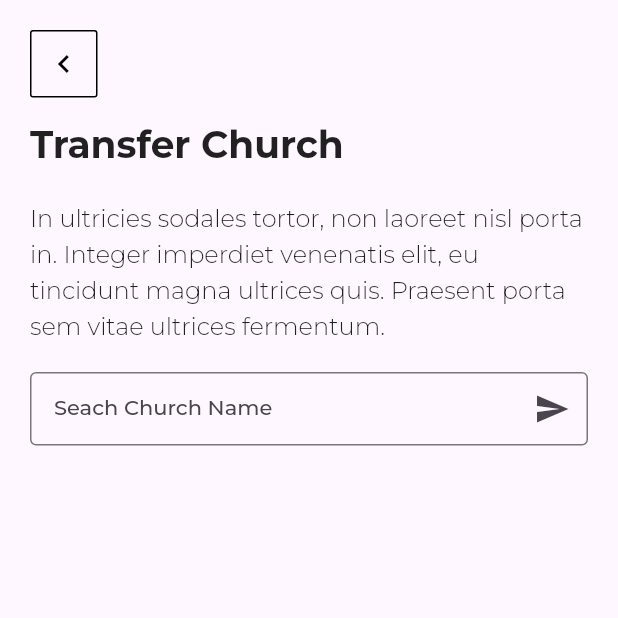
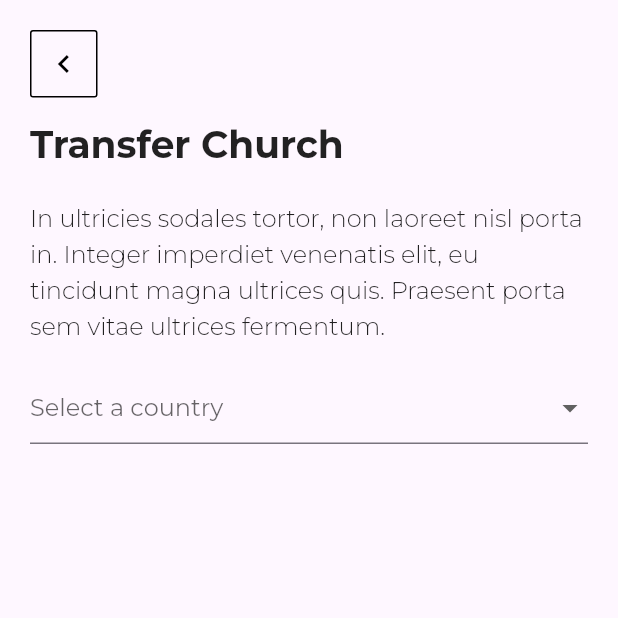
Before and after one commit to talhaK799/chuch-app, a Flutter app: the MemberTransferPage screen opened by its route, on a phone screen of 412 x 824 dp, the top half of it. Run offline on Flutter 3.47's test engine with Material 2 defaults, Android fonts, the phone set to English and light mode, and no system bars; our stand-ins replace cloud_firestore, cloud_functions, device_info_plus, dropdown_search, firebase_auth, firebase_core and 15 more; missing offline and left inert: flutter_quill, google_place, hasura_connect, qr_code_scanner; accounts and stored records are empty; network calls fail; statements that could not run were skipped.

```diff
--- a/lib/api/announcement.dart
+++ b/lib/api/announcement.dart
@@ -20,6 +20,7 @@ class AnnouncementAPI {
         }
       }
     """;
+
 
     Map<String, dynamic> variables = {
       "id": profileApi.selectedChurchId,
--- /dev/null
+++ b/lib/api/search_facilities.dart
@@ -0,0 +1,52 @@
+import 'dart:convert';
+
+import '../models/facility.dart';
+import '../services/hasura.dart';
+
+class SearchFacilities {
+  final HasuraService hasura = HasuraService.to;
+  Future<dynamic> fetchFacilities(String country) async {
+    String query = """
+
+  query MyQuery(\$country: String!) {
+  facility(where: {country: {_eq: \$country}}) {
+    id
+    address
+    country
+    created_at
+    description
+    }
+  }
+  """;
+
+    Map<String, String> variables = {
+      "country": country,
+    };
+
+    try {
+      print(query);
+      print(variables);
+      var result = await hasura.hasuraQuery(query, variables);
+      print(result);
+      var data = json.decode(result);
+      var facilityData = data['data']['facility'];
+      Facility facility = Facility.fromJson(facilityData[0]);
+      print('Facility ID: ${facility.id}');
+
+      return result["data"]["facility"];
+      // List<Facility> facilities = (res['data']['facility'] as List)
+      //     .map((facilityJson) => Facility.fromJson(facilityJson))
+      //     .toList();
+      // log("AA: ${facilities.}");
+      // return facilities;
+
+      // if (result != null && !result.hasException) {
+      //   return result.data['facility'];
+      // } else {
+      //   throw Exception("Error fetching facilities");
+      // }
+    } catch (error) {
+      throw Exception("Error fetching facilities: $error");
+    }
+  }
+}
--- /dev/null
+++ b/lib/models/facility.dart
@@ -0,0 +1,39 @@
+import 'dart:convert';
+
+class Facility {
+  final String id;
+  final String address;
+  final String country;
+  final DateTime createdAt;
+  final String description;
+
+  Facility({
+    required this.id,
+    required this.address,
+    required this.country,
+    required this.createdAt,
+    required this.description,
+  });
+
+  Map<String, dynamic> toMap() {
+    return {
+      'id': id,
+      'address': address,
+      'country': country,
+      'created_at': createdAt.toIso8601String(),
+      'description': description,
+    };
+  }
+
+  static Facility fromJson(Map<String, dynamic> json) {
+    return Facility(
+      id: json['id'],
+      address: json['address'],
+      country: json['country'],
+      createdAt: DateTime.parse(json['created_at']),
+      description: json['description'],
+    );
+  }
+
+  String toJson() => json.encode(toMap());
+}
--- a/lib/pages/tools/member-transfer/member-transfer-controller.dart
+++ b/lib/pages/tools/member-transfer/member-transfer-controller.dart
@@ -1,16 +1,40 @@
-import 'package:churchappenings/api/members.dart';
 import 'package:flutter/material.dart';
 import 'package:get/get.dart';
+import 'package:churchappenings/api/members.dart';
+import '../../../api/search_facilities.dart';
+import '../../../models/facility.dart';
+import '../../../services/hasura.dart';
 
 class MemberTransferController extends GetxController {
+  final HasuraService hasura = HasuraService.to;
+  SearchFacilities serachFacilities = SearchFacilities();
+  String? selectedCountry;
+  List<String> countries = [
+    'Andorra',
+    'Austria',
+    'United States / American',
+    'Canada',
+    'China',
+    'Japan',
+    'Angola',
+    'Ascension Island',
+  ];
+
   TextEditingController nameController = TextEditingController();
 
   MembersAPI api = MembersAPI();
   var churches = [];
+  List<Facility> facilities = [];
+
+  getFacilities() async {
+    await serachFacilities.fetchFacilities(selectedCountry.toString());
+
+    update();
+  }
 
   onSubmit() async {
     if (nameController.text.length < 3) {
-      Get.snackbar('Validdation error', 'Enter 3 charaters minimum',
+      Get.snackbar('Validation error', 'Enter 3 characters minimum',
           snackPosition: SnackPosition.BOTTOM);
     } else {
       churches = await api.getAllChurches(nameController.text);
--- a/lib/pages/tools/member-transfer/member-transfer-page.dart
+++ b/lib/pages/tools/member-transfer/member-transfer-page.dart
@@ -1,3 +1,5 @@
+import 'dart:developer';
+
 import 'package:churchappenings/pages/tools/member-transfer/member-transfer-controller.dart';
 import 'package:churchappenings/widgets/navigate-back-widget.dart';
 import 'package:churchappenings/widgets/transparentAppbar.dart';
@@ -41,20 +43,39 @@ class MemberTransferPage extends StatelessWidget {
                     ),
                   ),
                   SizedBox(height: 20),
-                  TextFormField(
-                    autocorrect: true,
-                    decoration: InputDecoration(
-                      labelText: 'Seach Church Name',
-                      border: OutlineInputBorder(),
-                      suffixIcon: IconButton(
-                        icon: Icon(Icons.send),
-                        onPressed: () {
-                          _.onSubmit();
-                        },
-                      ),
-                    ),
-                    controller: _.nameController,
+                  DropdownButtonFormField<String>(
+                    hint: Text('Select a country'),
+                    value: _.selectedCountry,
+                    onChanged: (newValue) {
+                      _.selectedCountry = newValue!;
+                      if (_.selectedCountry != null) {
+                        _.getFacilities();
+                      }
+                      log("Drop Down Value: ${_.selectedCountry}");
+                    },
+                    items: _.countries.map((String country) {
+                      return DropdownMenuItem<String>(
+                        value: country,
+                        child: Text(country),
+                      );
+                    }).toList(),
                   ),
+                  // Text("aa ${_.facilities.address}"),
+                  // TextFormField(
+                  //   autocorrect: true,
+                  //   decoration: InputDecoration(
+                  //     labelText: 'Seach Church Name',
+                  //     border: OutlineInputBorder(),
+                  //     suffixIcon: IconButton(
+                  //       icon: Icon(Icons.send),
+                  //       onPressed: () {
+                  //         _.onSubmit();
+                  //       },
+                  //     ),
+                  //   ),
+                  //   controller: _.nameController,
+                  // ),
+                  // Text(_.facilities)
                   SizedBox(height: 20),
                   Column(
                     children: _.churches.map<Widget>((item) {
```
